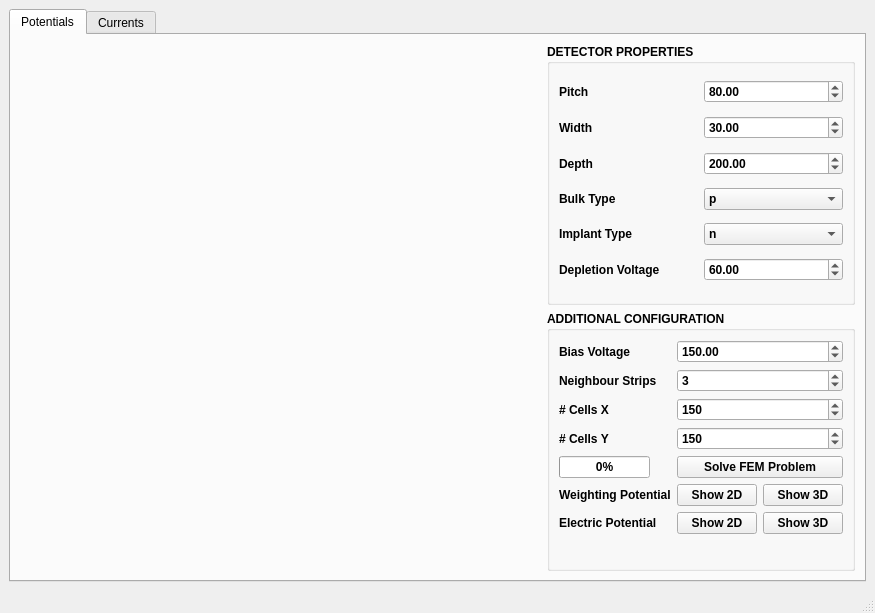
Before: the Qt Designer form src/mainWindow.ui in IFCA-HEP/TRACS, drawn with Qt 5.
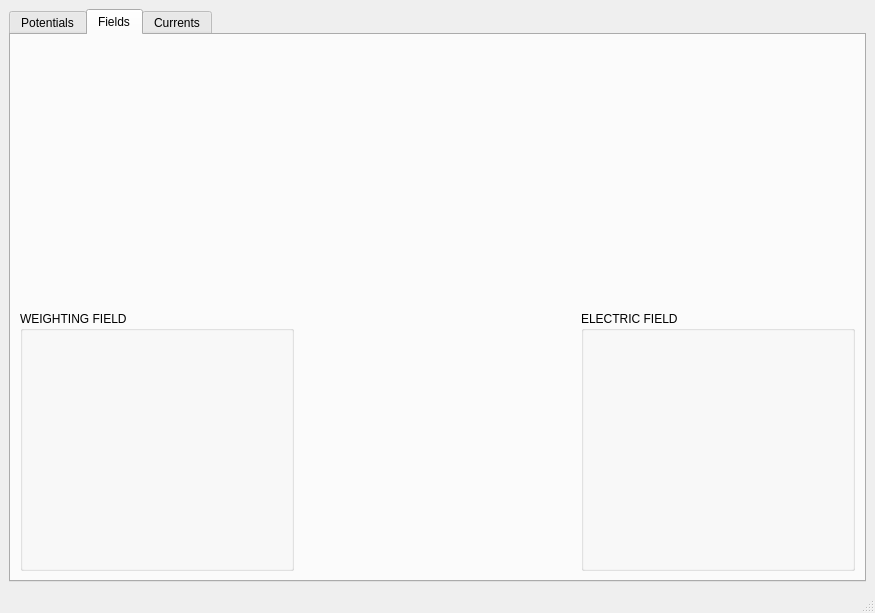
After: the same form once the commit is applied. Custom widgets are drawn as their Qt base class.

Commit message: Add fields tab and some plots initializers

```diff
--- a/src/mainWindow.ui
+++ b/src/mainWindow.ui
@@ -18,7 +18,10 @@
     <item>
      <widget class="QTabWidget" name="tabs">
       <property name="currentIndex">
-       <number>0</number>
+       <number>1</number>
+      </property>
+      <property name="usesScrollButtons">
+       <bool>true</bool>
       </property>
       <widget class="QWidget" name="potentials_tab">
        <property name="enabled">
@@ -354,6 +357,49 @@
         </item>
        </layout>
       </widget>
+      <widget class="QWidget" name="fields_tab">
+       <property name="enabled">
+        <bool>true</bool>
+       </property>
+       <attribute name="title">
+        <string>Fields</string>
+       </attribute>
+       <layout class="QVBoxLayout" name="verticalLayout_2">
+        <item>
+         <layout class="QHBoxLayout" name="fields_top_layout">
+          <item>
+           <widget class="QCustomPlot" name="weighting_field_map_qcp" native="true"/>
+          </item>
+          <item>
+           <widget class="QCustomPlot" name="electric_field_map_qcp" native="true"/>
+          </item>
+         </layout>
+        </item>
+        <item>
+         <layout class="QHBoxLayout" name="fields_bottom_layout">
+          <item>
+           <widget class="QGroupBox" name="weighting_field_group">
+            <property name="title">
+             <string>WEIGHTING FIELD</string>
+            </property>
+           </widget>
+          </item>
+          <item>
+           <widget class="QWidget" name="cut_field_qcp" native="true">
+            <zorder>electric_field_group</zorder>
+           </widget>
+          </item>
+          <item>
+           <widget class="QGroupBox" name="electric_field_group">
+            <property name="title">
+             <string>ELECTRIC FIELD</string>
+            </property>
+           </widget>
+          </item>
+         </layout>
+        </item>
+       </layout>
+      </widget>
       <widget class="QWidget" name="currents_tab">
        <property name="sizePolicy">
         <sizepolicy hsizetype="Maximum" vsizetype="Maximum">
```
The commit also changes 2 other files.
